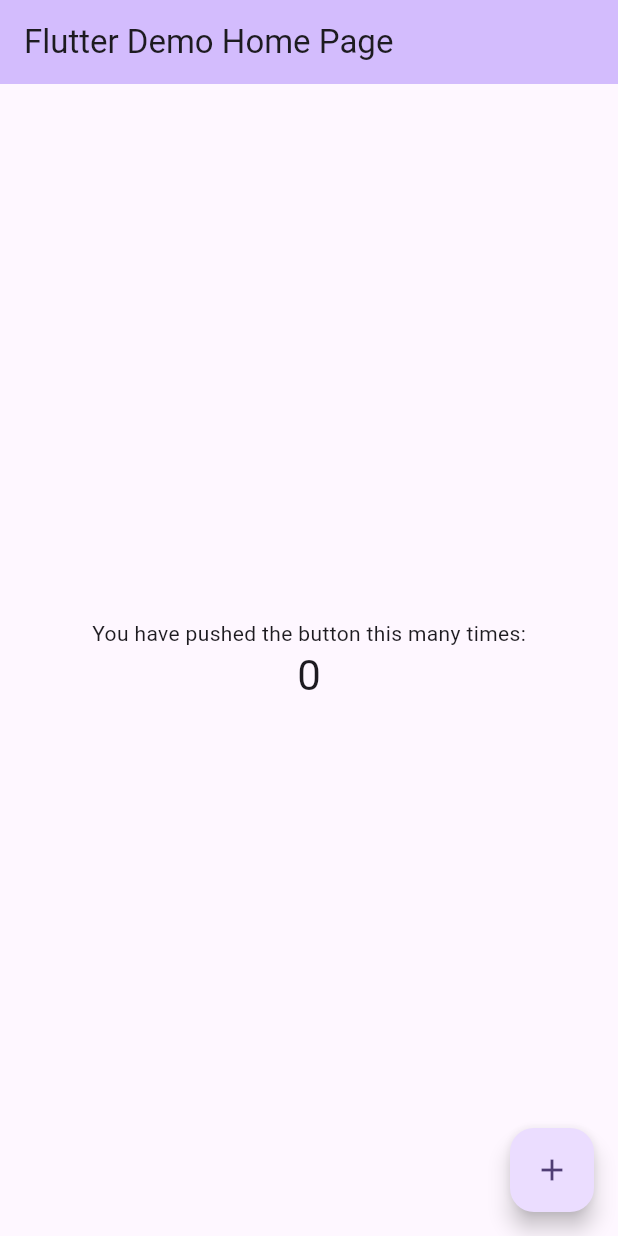
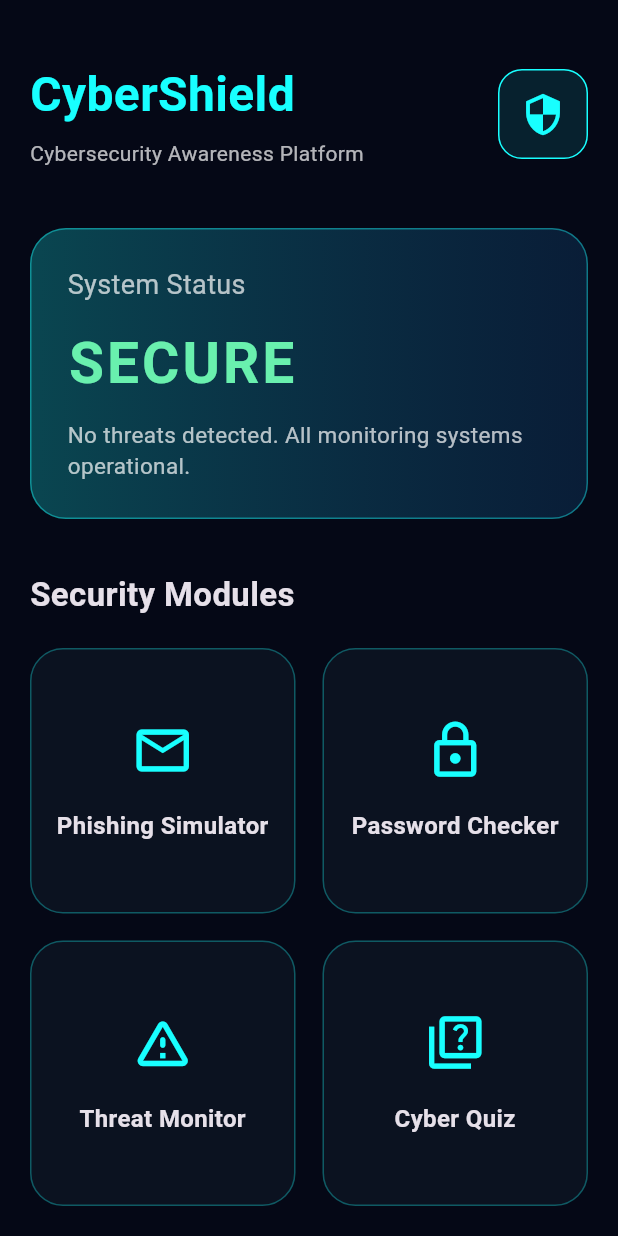
Before and after one commit to harshi-ls/CyberShield-Lab, a Flutter app: the screen it shows after launch, on a phone screen of 412 x 824 dp. Run offline on Flutter 3.47's test engine with Material 3 defaults, Android fonts, the phone set to English and light mode, and no system bars.

Commit message:
Created CyberShield futuristic dashboard UI

```diff
--- a/lib/main.dart
+++ b/lib/main.dart
@@ -1,122 +1,220 @@
 import 'package:flutter/material.dart';
 
 void main() {
-  runApp(const MyApp());
+  runApp(const CyberShieldApp());
 }
 
-class MyApp extends StatelessWidget {
-  const MyApp({super.key});
+class CyberShieldApp extends StatelessWidget {
+  const CyberShieldApp({super.key});
 
-  // This widget is the root of your application.
   @override
   Widget build(BuildContext context) {
     return MaterialApp(
-      title: 'Flutter Demo',
+      debugShowCheckedModeBanner: false,
+      title: 'CyberShield',
       theme: ThemeData(
-        // This is the theme of your application.
-        //
-        // TRY THIS: Try running your application with "flutter run". You'll see
-        // the application has a purple toolbar. Then, without quitting the app,
-        // try changing the seedColor in the colorScheme below to Colors.green
-        // and then invoke "hot reload" (save your changes or press the "hot
-        // reload" button in a Flutter-supported IDE, or press "r" if you used
-        // the command line to start the app).
-        //
-        // Notice that the counter didn't reset back to zero; the application
-        // state is not lost during the reload. To reset the state, use hot
-        // restart instead.
-        //
-        // This works for code too, not just values: Most code changes can be
-        // tested with just a hot reload.
-        colorScheme: .fromSeed(seedColor: Colors.deepPurple),
+        brightness: Brightness.dark,
+        scaffoldBackgroundColor: const Color(0xFF050816),
+        fontFamily: 'Roboto',
       ),
-      home: const MyHomePage(title: 'Flutter Demo Home Page'),
+      home: const CyberShieldHome(),
     );
   }
 }
 
-class MyHomePage extends StatefulWidget {
-  const MyHomePage({super.key, required this.title});
-
-  // This widget is the home page of your application. It is stateful, meaning
-  // that it has a State object (defined below) that contains fields that affect
-  // how it looks.
-
-  // This class is the configuration for the state. It holds the values (in this
-  // case the title) provided by the parent (in this case the App widget) and
-  // used by the build method of the State. Fields in a Widget subclass are
-  // always marked "final".
-
-  final String title;
-
-  @override
-  State<MyHomePage> createState() => _MyHomePageState();
-}
-
-class _MyHomePageState extends State<MyHomePage> {
-  int _counter = 0;
-
-  void _incrementCounter() {
-    setState(() {
-      // This call to setState tells the Flutter framework that something has
-      // changed in this State, which causes it to rerun the build method below
-      // so that the display can reflect the updated values. If we changed
-      // _counter without calling setState(), then the build method would not be
-      // called again, and so nothing would appear to happen.
-      _counter++;
-    });
-  }
+class CyberShieldHome extends StatelessWidget {
+  const CyberShieldHome({super.key});
 
   @override
   Widget build(BuildContext context) {
-    // This method is rerun every time setState is called, for instance as done
-    // by the _incrementCounter method above.
-    //
-    // The Flutter framework has been optimized to make rerunning build methods
-    // fast, so that you can just rebuild anything that needs updating rather
-    // than having to individually change instances of widgets.
     return Scaffold(
-      appBar: AppBar(
-        // TRY THIS: Try changing the color here to a specific color (to
-        // Colors.amber, perhaps?) and trigger a hot reload to see the AppBar
-        // change color while the other colors stay the same.
-        backgroundColor: Theme.of(context).colorScheme.inversePrimary,
-        // Here we take the value from the MyHomePage object that was created by
-        // the App.build method, and use it to set our appbar title.
-        title: Text(widget.title),
+      body: SafeArea(
+        child: Padding(
+          padding: const EdgeInsets.all(20),
+          child: Column(
+            crossAxisAlignment: CrossAxisAlignment.start,
+            children: [
+              const SizedBox(height: 20),
+
+              // HEADER
+              Row(
+                mainAxisAlignment: MainAxisAlignment.spaceBetween,
+                children: [
+                  const Column(
+                    crossAxisAlignment: CrossAxisAlignment.start,
+                    children: [
+                      Text(
+                        "CyberShield",
+                        style: TextStyle(
+                          fontSize: 32,
+                          fontWeight: FontWeight.bold,
+                          color: Colors.cyanAccent,
                         ),
-      body: Center(
-        // Center is a layout widget. It takes a single child and positions it
-        // in the middle of the parent.
-        child: Column(
-          // Column is also a layout widget. It takes a list of children and
-          // arranges them vertically. By default, it sizes itself to fit its
-          // children horizontally, and tries to be as tall as its parent.
-          //
-          // Column has various properties to control how it sizes itself and
-          // how it positions its children. Here we use mainAxisAlignment to
-          // center the children vertically; the main axis here is the vertical
-          // axis because Columns are vertical (the cross axis would be
-          // horizontal).
-          //
-          // TRY THIS: Invoke "debug painting" (choose the "Toggle Debug Paint"
-          // action in the IDE, or press "p" in the console), to see the
-          // wireframe for each widget.
-          mainAxisAlignment: .center,
+                      ),
+                      SizedBox(height: 6),
+                      Text(
+                        "Cybersecurity Awareness Platform",
+                        style: TextStyle(
+                          fontSize: 14,
+                          color: Colors.white70,
+                        ),
+                      ),
+                    ],
+                  ),
+
+                  Container(
+                    padding: const EdgeInsets.all(14),
+                    decoration: BoxDecoration(
+                      color: Colors.cyanAccent.withOpacity(0.1),
+                      borderRadius: BorderRadius.circular(16),
+                      border: Border.all(
+                        color: Colors.cyanAccent,
+                        width: 1,
+                      ),
+                    ),
+                    child: const Icon(
+                      Icons.security,
+                      color: Colors.cyanAccent,
+                      size: 30,
+                    ),
+                  ),
+                ],
+              ),
+
+              const SizedBox(height: 40),
+
+              // STATUS CARD
+              Container(
+                width: double.infinity,
+                padding: const EdgeInsets.all(24),
+                decoration: BoxDecoration(
+                  borderRadius: BorderRadius.circular(24),
+                  gradient: LinearGradient(
+                    colors: [
+                      Colors.cyanAccent.withOpacity(0.25),
+                      Colors.blue.withOpacity(0.15),
+                    ],
+                  ),
+                  border: Border.all(
+                    color: Colors.cyanAccent.withOpacity(0.4),
+                  ),
+                ),
+                child: const Column(
+                  crossAxisAlignment: CrossAxisAlignment.start,
                   children: [
-            const Text('You have pushed the button this many times:'),
                     Text(
-              '$_counter',
-              style: Theme.of(context).textTheme.headlineMedium,
+                      "System Status",
+                      style: TextStyle(
+                        fontSize: 18,
+                        color: Colors.white70,
+                      ),
+                    ),
+                    SizedBox(height: 12),
+                    Text(
+                      "SECURE",
+                      style: TextStyle(
+                        fontSize: 38,
+                        fontWeight: FontWeight.bold,
+                        color: Colors.greenAccent,
+                        letterSpacing: 2,
+                      ),
+                    ),
+                    SizedBox(height: 10),
+                    Text(
+                      "No threats detected. All monitoring systems operational.",
+                      style: TextStyle(
+                        fontSize: 15,
+                        color: Colors.white70,
+                      ),
                     ),
                   ],
                 ),
               ),
-      floatingActionButton: FloatingActionButton(
-        onPressed: _incrementCounter,
-        tooltip: 'Increment',
-        child: const Icon(Icons.add),
+
+              const SizedBox(height: 35),
+
+              const Text(
+                "Security Modules",
+                style: TextStyle(
+                  fontSize: 22,
+                  fontWeight: FontWeight.bold,
+                ),
+              ),
+
+              const SizedBox(height: 20),
+
+              Expanded(
+                child: GridView.count(
+                  crossAxisCount: 2,
+                  crossAxisSpacing: 18,
+                  mainAxisSpacing: 18,
+                  children: const [
+                    CyberCard(
+                      title: "Phishing Simulator",
+                      icon: Icons.email_outlined,
+                    ),
+                    CyberCard(
+                      title: "Password Checker",
+                      icon: Icons.lock_outline,
+                    ),
+                    CyberCard(
+                      title: "Threat Monitor",
+                      icon: Icons.warning_amber_rounded,
+                    ),
+                    CyberCard(
+                      title: "Cyber Quiz",
+                      icon: Icons.quiz_outlined,
+                    ),
+                  ],
+                ),
+              ),
+            ],
+          ),
+        ),
       ),
     );
   }
 }
+
+class CyberCard extends StatelessWidget {
+  final String title;
+  final IconData icon;
+
+  const CyberCard({
+    super.key,
+    required this.title,
+    required this.icon,
+  });
+
+  @override
+  Widget build(BuildContext context) {
+    return Container(
+      decoration: BoxDecoration(
+        color: const Color(0xFF0B1220),
+        borderRadius: BorderRadius.circular(22),
+        border: Border.all(
+          color: Colors.cyanAccent.withOpacity(0.3),
+        ),
+      ),
+      child: Column(
+        mainAxisAlignment: MainAxisAlignment.center,
+        children: [
+          Icon(
+            icon,
+            size: 42,
+            color: Colors.cyanAccent,
+          ),
+          const SizedBox(height: 18),
+          Text(
+            title,
+            textAlign: TextAlign.center,
+            style: const TextStyle(
+              fontSize: 16,
+              fontWeight: FontWeight.w600,
+            ),
+          ),
+        ],
+      ),
+    );
+  }
+}
```
Lines whose indentation alone changed are shown as unchanged.
